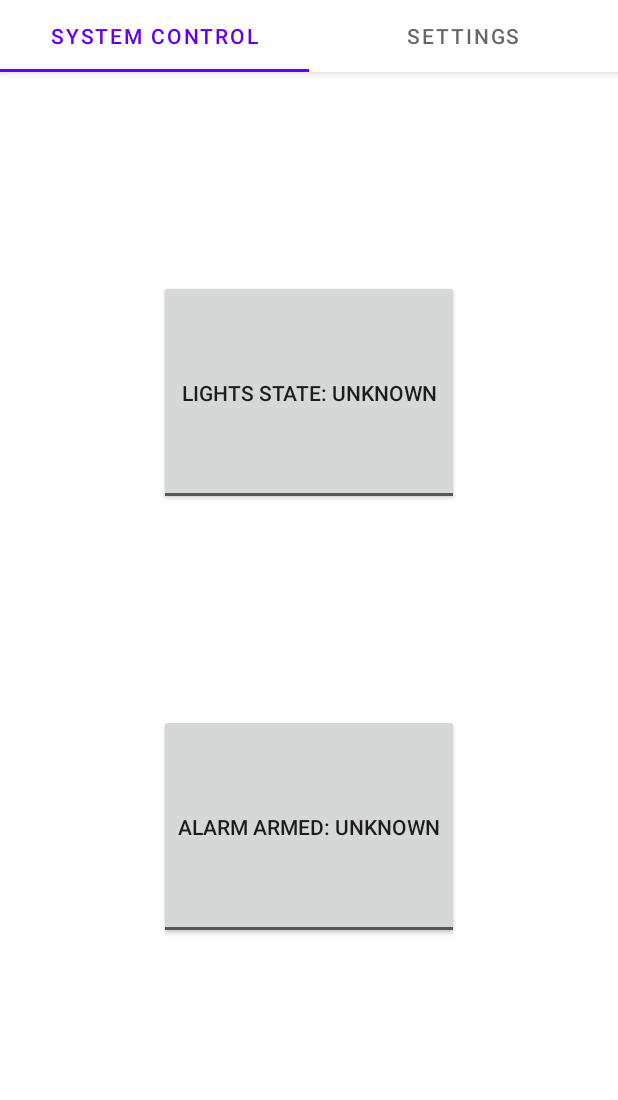
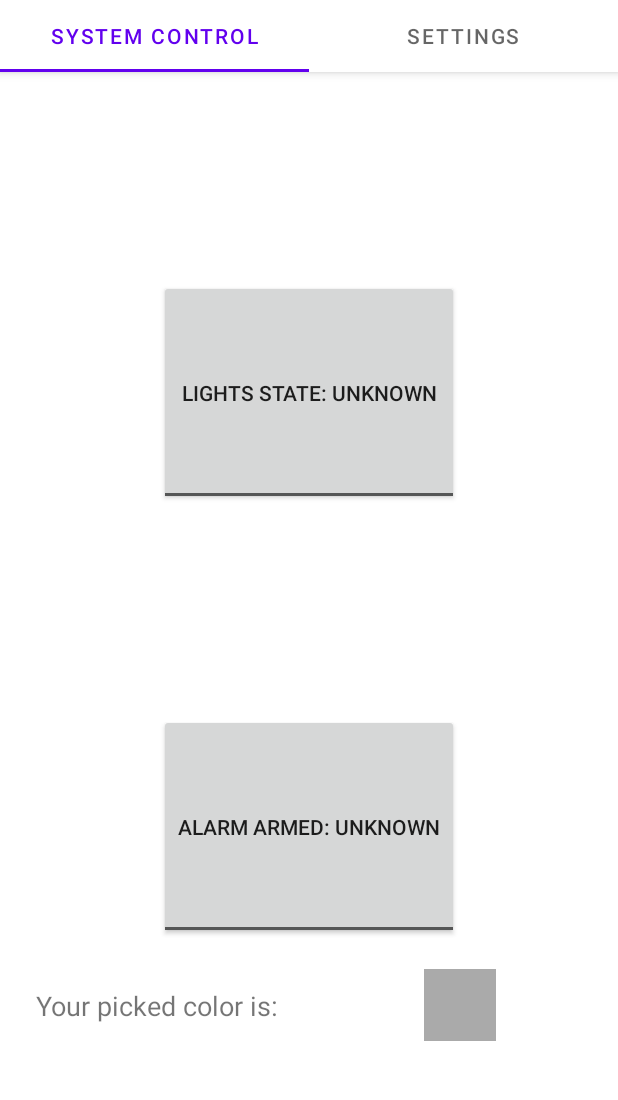
Before and after one commit to mikebowyer/ECE-574-Project, an Android app: the screen it shows after launch (MainActivity), on a phone screen of 412 x 824 dp, the part 89-1189 px from its top. Run offline under Robolectric (Android 15) with nearby library versions, the phone set to English and light mode, and no system bars; libraries missing offline, so code that uses them is left out: com.pes.androidmaterialcolorpickerdialog; 2 statements that could not run were skipped.

Commit message:
Working color changer

```diff
--- a/SecuritySystemApp/app/build.gradle
+++ b/SecuritySystemApp/app/build.gradle
@@ -38,6 +38,7 @@ dependencies {
     implementation 'androidx.constraintlayout:constraintlayout:2.1.4'
     implementation 'androidx.lifecycle:lifecycle-livedata-ktx:2.5.1'
     implementation 'androidx.lifecycle:lifecycle-viewmodel-ktx:2.5.1'
+    implementation 'com.pes.materialcolorpicker:library:1.2.5'
     implementation "androidx.core:core:$core_version"
     testImplementation 'junit:junit:4.13.2'
     androidTestImplementation 'androidx.test.ext:junit:1.1.3'
--- a/SecuritySystemApp/app/src/main/java/com/example/securitysystemapp/ui/main/ControlFragment.java
+++ b/SecuritySystemApp/app/src/main/java/com/example/securitysystemapp/ui/main/ControlFragment.java
@@ -6,8 +6,7 @@ import android.content.Context;
 import android.content.Intent;
 import android.content.IntentFilter;
 import android.content.ServiceConnection;
-import android.content.pm.ActivityInfo;
-import android.content.res.Configuration;
+import android.graphics.Color;
 import android.os.Bundle;
 import android.os.IBinder;
 import android.util.Log;
@@ -16,19 +15,17 @@ import android.view.View;
 import android.view.ViewGroup;
 import android.widget.CompoundButton;
 import android.widget.TextView;
-import android.widget.Toast;
 import android.widget.ToggleButton;
 
-import androidx.annotation.Nullable;
+import androidx.annotation.ColorInt;
 import androidx.annotation.NonNull;
 import androidx.fragment.app.Fragment;
-import androidx.lifecycle.Observer;
-import androidx.lifecycle.ViewModelProvider;
 
-import com.example.securitysystemapp.R;
 import com.example.securitysystemapp.SecuritySystem;
 import com.example.securitysystemapp.databinding.ControlFragmentBinding;
-import com.example.securitysystemapp.databinding.FragmentMainBinding;
+import com.pes.androidmaterialcolorpickerdialog.ColorPicker;
+import com.pes.androidmaterialcolorpickerdialog.ColorPickerCallback;
+
 
 /**
  * The fragment for the Control tab in the main activity.
@@ -45,6 +42,9 @@ public class ControlFragment extends Fragment {
     // UI Elements & Context Info
     private ControlFragmentBinding binding;
     private Context globalContext = null;
+
+    // Color Picker
+    private View mColorPreview;
 
 //================================================================================
 // class broadcast reception
@@ -192,6 +192,42 @@ public class ControlFragment extends Fragment {
             }
         });
 
+        // Setup color selector
+        mColorPreview = binding.previewSelectedColor;
+//        mColorPreview.setBackgroundColor(100);
+        mColorPreview.setOnClickListener(new View.OnClickListener() {
+            @Override
+            public void onClick(View view) {
+                final ColorPicker cp = new ColorPicker(getActivity(), 0, 0, 0);
+                /* Show color picker dialog */
+                cp.show();
+
+                cp.enableAutoClose(); // Enable auto-dismiss for the dialog
+
+                /* Set a new Listener called when user click "select" */
+                cp.setCallback(new ColorPickerCallback() {
+                    @Override
+                    public void onColorChosen(@ColorInt int color) {
+                        // Do whatever you want
+                        // Examples
+                        Log.d("Alpha", Integer.toString(Color.alpha(color)));
+                        Log.d("Red", Integer.toString(Color.red(color)));
+                        Log.d("Green", Integer.toString(Color.green(color)));
+                        Log.d("Blue", Integer.toString(Color.blue(color)));
+
+                        Log.d("Pure Hex", Integer.toHexString(color));
+                        Log.d("#Hex no alpha", String.format("#%06X", (0xFFFFFF & color)));
+                        Log.d("#Hex with alpha", String.format("#%08X", (0xFFFFFFFF & color)));
+
+                        // If the auto-dismiss option is not enable (disabled as default) you have to manually dimiss the dialog
+                        // cp.dismiss();
+//                        int color_output = (Color.alpha(color) & 0xff) << 24 | (Color.red(color) & 0xff) << 16 | (Color.green(color) & 0xff) << 8 | (B & 0xff);
+                        mColorPreview.setBackgroundColor(color);
+                    }
+                });
+            }
+        });
+
 
         final TextView textView = binding.sectionLabel;
         return root;
--- a/SecuritySystemApp/app/src/main/res/layout/control_fragment.xml
+++ b/SecuritySystemApp/app/src/main/res/layout/control_fragment.xml
@@ -44,4 +44,29 @@
         app:layout_constraintStart_toStartOf="parent"
         app:layout_constraintTop_toBottomOf="@+id/lightsToggleButton" />
 
+    <View
+        android:id="@+id/preview_selected_color"
+        android:layout_width="48dp"
+        android:layout_height="48dp"
+        android:layout_gravity="center"
+        android:layout_marginStart="16dp"
+        android:alpha="1"
+        android:background="@android:color/darker_gray"
+        app:layout_constraintBottom_toBottomOf="@+id/textView2"
+        app:layout_constraintEnd_toEndOf="parent"
+        app:layout_constraintStart_toEndOf="@+id/textView2"
+        app:layout_constraintTop_toTopOf="@+id/textView2" />
+
+    <TextView
+        android:id="@+id/textView2"
+        android:layout_width="wrap_content"
+        android:layout_height="wrap_content"
+        android:layout_gravity="center"
+        android:layout_marginStart="24dp"
+        android:layout_marginTop="32dp"
+        android:text="Your picked color is:"
+        android:textSize="18sp"
+        app:layout_constraintStart_toStartOf="parent"
+        app:layout_constraintTop_toBottomOf="@+id/alarmToggleButton" />
+
 </androidx.constraintlayout.widget.ConstraintLayout>
--- a/SecuritySystemApp/gradle.properties
+++ b/SecuritySystemApp/gradle.properties
@@ -19,3 +19,4 @@ android.useAndroidX=true
 # resources declared in the library itself and none from the library's dependencies,
 # thereby reducing the size of the R class for that library
 android.nonTransitiveRClass=true
+android.enableJetifier=true
--- a/SecuritySystemApp/settings.gradle
+++ b/SecuritySystemApp/settings.gradle
@@ -3,6 +3,7 @@ pluginManagement {
         gradlePluginPortal()
         google()
         mavenCentral()
+
     }
 }
 dependencyResolutionManagement {
@@ -10,6 +11,7 @@ dependencyResolutionManagement {
     repositories {
         google()
         mavenCentral()
+        jcenter()
     }
 }
 rootProject.name = "SecuritySystemApp"
```
